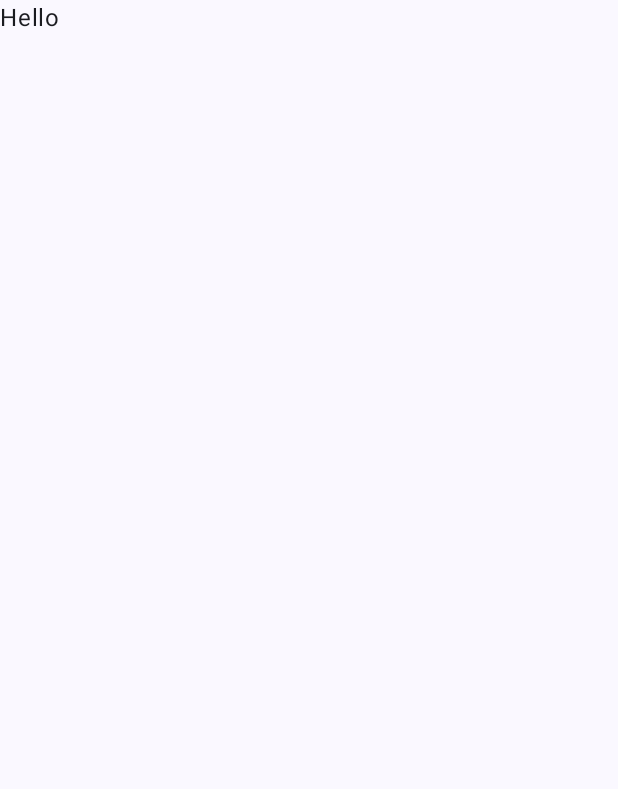
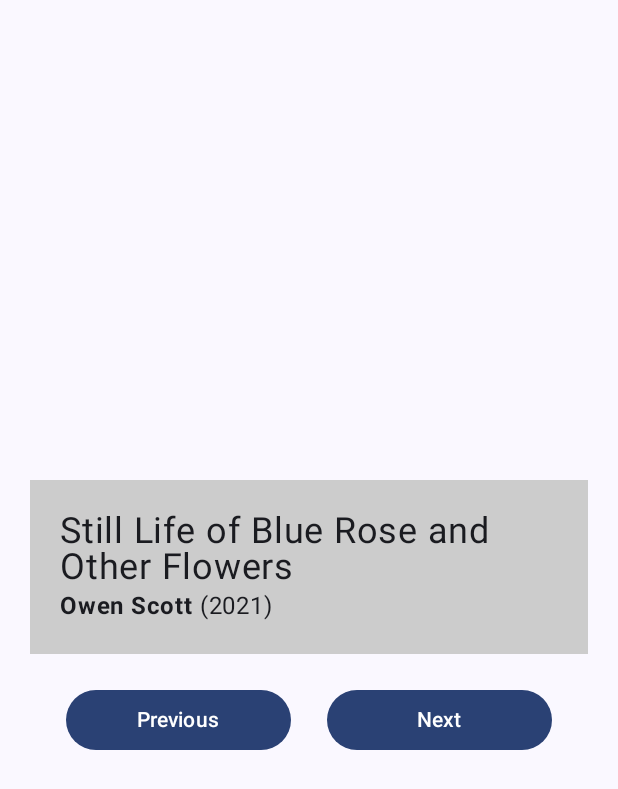
Before and after one commit to pmatsinopoulos/ArtSpace, an Android app built with Jetpack Compose: the screen it shows after launch (MainActivity), on a phone screen of 412 x 824 dp. Before the commit the part shown is almost empty. Shown: the top 789 px of the screen. Run offline under Robolectric (Android 15) with nearby library versions, the phone set to English and light mode, and no system bars.

Commit message:
Added the ArtDescription and the navigation buttons.

```diff
--- a/app/src/main/java/com/mixlr/panos/artspace/MainActivity.kt
+++ b/app/src/main/java/com/mixlr/panos/artspace/MainActivity.kt
@@ -3,13 +3,26 @@ package com.mixlr.panos.artspace
 import android.os.Bundle
 import androidx.activity.ComponentActivity
 import androidx.activity.compose.setContent
+import androidx.compose.foundation.background
+import androidx.compose.foundation.layout.Arrangement
+import androidx.compose.foundation.layout.Column
+import androidx.compose.foundation.layout.Row
 import androidx.compose.foundation.layout.fillMaxSize
+import androidx.compose.foundation.layout.fillMaxWidth
+import androidx.compose.foundation.layout.padding
+import androidx.compose.foundation.layout.width
+import androidx.compose.material3.Button
 import androidx.compose.material3.MaterialTheme
 import androidx.compose.material3.Surface
 import androidx.compose.material3.Text
 import androidx.compose.runtime.Composable
 import androidx.compose.ui.Modifier
+import androidx.compose.ui.graphics.Color
+import androidx.compose.ui.res.stringResource
+import androidx.compose.ui.text.font.FontWeight
 import androidx.compose.ui.tooling.preview.Preview
+import androidx.compose.ui.unit.dp
+import androidx.compose.ui.unit.sp
 import com.mixlr.panos.artspace.ui.theme.ArtSpaceTheme
 
 class MainActivity : ComponentActivity() {
@@ -33,10 +46,106 @@ class MainActivity : ComponentActivity() {
 fun ArtSpace(
     modifier: Modifier = Modifier
 ) {
+    Column(
+        modifier = Modifier
+            .fillMaxSize()
+            .padding(20.dp),
+        verticalArrangement = Arrangement.Center
+    ) {
+        Row() {
+
+        }
+        ArtworkDescription(
+            title = "Still Life of Blue Rose and Other Flowers",
+            subTitle = "Owen Scott",
+            publicationYear = "2021",
+            modifier = Modifier
+                .padding(bottom = 20.dp)
+        )
+        NavigationController()
+    }
+}
+
+@Composable
+fun NavigationController(
+    modifier: Modifier = Modifier
+) {
+    Row(
+        modifier = Modifier
+            .fillMaxWidth(),
+        horizontalArrangement = Arrangement.SpaceEvenly
+    ) {
+        NavigationControllerButton(text = stringResource(R.string.previous))
+        NavigationControllerButton(text = stringResource(R.string.next))
+    }
+}
+
+@Composable
+fun ArtworkDescription(
+    title: String,
+    subTitle: String,
+    publicationYear: String,
+    modifier: Modifier = Modifier
+) {
+    Row(
+        modifier = modifier
+            .fillMaxWidth()
+            .background(Color.LightGray)
+    ) {
+        Column(
+            modifier = Modifier
+                .padding(20.dp)
+        ) {
+            ArtworkTitle(title = title)
+            ArtworkSubtitle(subTitle = subTitle, publicationYear = publicationYear)
+        }
+    }
+}
+
+@Composable
+fun ArtworkTitle(
+    title: String,
+    modifier: Modifier = Modifier
+) {
     Text(
-        text = "Hello",
-        modifier = modifier
+        fontSize = 24.sp,
+        text = title
     )
+}
+
+@Composable
+fun ArtworkSubtitle(
+    subTitle: String,
+    publicationYear: String,
+    modifier: Modifier = Modifier
+) {
+    Row(
+
+    ) {
+        Text(
+            text = subTitle,
+            fontWeight = FontWeight.Bold
+        )
+        Text(
+            text = " ($publicationYear)"
+        )
+    }
+}
+
+@Composable
+fun NavigationControllerButton(
+    text: String,
+    modifier: Modifier = Modifier
+) {
+    Button(
+        onClick = { /*TODO*/ },
+        modifier = Modifier
+            .width(
+                150.dp
+            )
+    ) {
+        Text(text = text)
+    }
 }
 
 @Preview(
--- a/app/src/main/res/values/strings.xml
+++ b/app/src/main/res/values/strings.xml
@@ -1,3 +1,5 @@
 <resources>
     <string name="app_name">ArtSpace</string>
+    <string name="previous">Previous</string>
+    <string name="next">Next</string>
 </resources>
```
